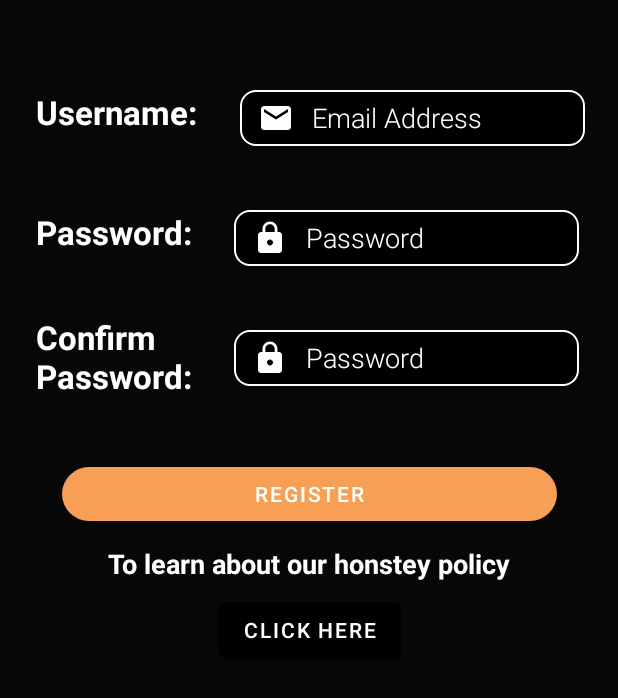
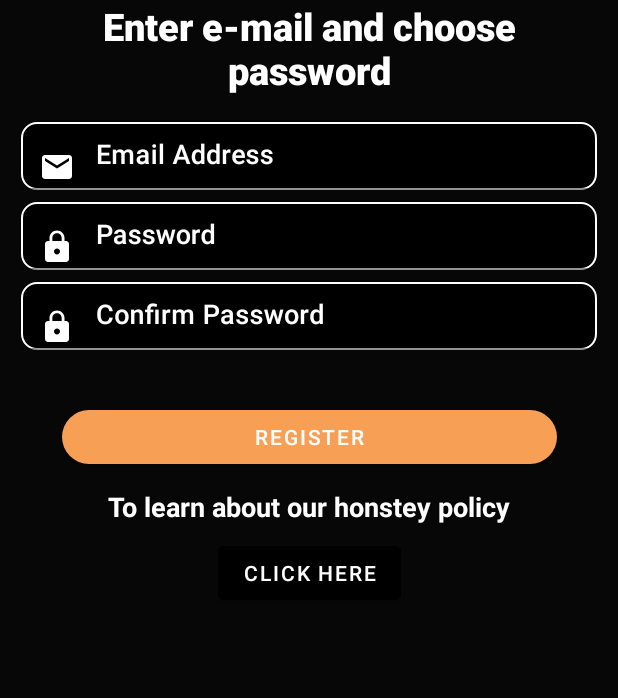
Before and after one commit to Shimoco7/Poll-It, an Android app: the FragmentRegister screen opened through its navigation route, on a phone screen of 412 x 824 dp, the part 369-1067 px from its top. Run offline under Robolectric (Android 15) with nearby library versions, the phone set to English and light mode, and no system bars; our stand-ins replace Firebase (no records; nobody signed in at launch, a user with empty details on screens opened directly), navigation-ui; libraries missing offline, so code that uses them is left out: org.apache.commons.

Commit message:
signIn design

```diff
--- a/app/src/main/res/layout/fragment_register.xml
+++ b/app/src/main/res/layout/fragment_register.xml
@@ -7,67 +7,20 @@
     android:background="#070707"
     android:visibility="visible">
 
-    <EditText
-        android:id="@+id/register_input_password"
-        android:layout_width="230dp"
-        android:layout_height="37dp"
-        android:layout_marginTop="140dp"
-        android:layout_marginEnd="10dp"
-        android:background="@drawable/custom_input"
-        android:drawableStart="@drawable/ic_password"
-        android:drawablePadding="12dp"
-        android:ems="10"
-        android:fontFamily="sans-serif-light"
-        android:inputType="textPassword"
-        android:paddingStart="12dp"
-        android:paddingEnd="12dp"
-        android:hint="@string/password"
-        android:textColorHint="@color/white"
-        android:textColor="@color/white"
+
+
+    <TextView
+        android:id="@+id/register_title_text"
+        android:layout_width="319dp"
+        android:layout_height="62dp"
+        android:fontFamily="sans-serif-black"
+        android:text="Enter e-mail and choose password"
+        android:textAlignment="center"
+        android:textColor="#FFFFFF"
+        android:textSize="25dp"
+        android:textStyle="bold"
         app:layout_constraintEnd_toEndOf="parent"
-        app:layout_constraintStart_toEndOf="@+id/register_password_tv"
-        app:layout_constraintTop_toBottomOf="@+id/register_logo" />
-
-    <EditText
-        android:id="@+id/register_input_confirmpassword"
-        android:layout_width="230dp"
-        android:layout_height="37dp"
-        android:layout_marginTop="220dp"
-        android:layout_marginEnd="10dp"
-        android:background="@drawable/custom_input"
-        android:drawableStart="@drawable/ic_password"
-        android:drawablePadding="12dp"
-        android:ems="10"
-        android:fontFamily="sans-serif-light"
-        android:inputType="textPassword"
-        android:paddingStart="12dp"
-        android:paddingEnd="12dp"
-        android:hint="@string/password"
-        android:textColorHint="@color/white"
-        android:textColor="@color/white"
-        app:layout_constraintEnd_toEndOf="parent"
-        app:layout_constraintStart_toEndOf="@+id/register_password_tv"
-        app:layout_constraintTop_toBottomOf="@+id/register_logo" />
-
-    <EditText
-        android:id="@+id/register_input_email"
-        android:layout_width="230dp"
-        android:layout_height="37dp"
-        android:layout_marginTop="60dp"
-        android:layout_marginEnd="10dp"
-        android:background="@drawable/custom_input"
-        android:drawableStart="@drawable/ic_account"
-        android:drawablePadding="12dp"
-        android:ems="10"
-        android:fontFamily="sans-serif-light"
-        android:inputType="textEmailAddress"
-        android:paddingStart="12dp"
-        android:paddingEnd="12dp"
-        android:hint="@string/email"
-        android:textColorHint="@color/white"
-        android:textColor="@color/white"
-        app:layout_constraintEnd_toEndOf="parent"
-        app:layout_constraintStart_toEndOf="@+id/register_email_tv"
+        app:layout_constraintStart_toStartOf="parent"
         app:layout_constraintTop_toBottomOf="@+id/register_logo" />
 
     <ImageView
@@ -80,21 +33,7 @@
         app:layout_constraintTop_toTopOf="parent"
         app:srcCompat="@drawable/logo__nobg_2" />
 
-    <TextView
-        android:id="@+id/register_email_tv"
-        android:layout_width="124dp"
-        android:layout_height="0dp"
-        android:layout_marginStart="24dp"
-        android:layout_marginTop="60dp"
-        android:fontFamily="sans-serif"
-        android:gravity="center_vertical"
-        android:text="@string/username"
-        android:textColor="@color/white"
-        android:textIsSelectable="false"
-        android:textSize="22sp"
-        android:textStyle="bold"
-        app:layout_constraintStart_toStartOf="parent"
-        app:layout_constraintTop_toBottomOf="@+id/register_logo" />
+
 
     <TextView
         android:id="@+id/register_about_text"
@@ -112,44 +51,106 @@
         app:layout_constraintStart_toStartOf="parent"
         app:layout_constraintTop_toBottomOf="@+id/register_btn" />
 
-    <TextView
-        android:id="@+id/register_confirm_tv"
-        android:layout_width="115dp"
-        android:layout_height="0dp"
-        android:layout_marginStart="24dp"
-        android:layout_marginTop="210dp"
-        android:gravity="center_vertical"
-        android:text="@string/confirm_password"
-        android:textColor="@color/white"
-        android:textSize="22sp"
-        android:textStyle="bold"
+    <androidx.appcompat.widget.LinearLayoutCompat
+        android:id="@+id/linearLayoutCompat2"
+        android:layout_width="0dp"
+        android:layout_height="wrap_content"
+        android:layout_marginStart="10dp"
+        android:layout_marginTop="15dp"
+        android:layout_marginEnd="10dp"
+        android:orientation="vertical"
+        app:layout_constraintEnd_toEndOf="parent"
         app:layout_constraintStart_toStartOf="parent"
-        app:layout_constraintTop_toBottomOf="@+id/register_logo" />
+        app:layout_constraintTop_toBottomOf="@+id/register_title_text">
 
-    <TextView
-        android:id="@+id/register_password_tv"
-        android:layout_width="116dp"
-        android:layout_height="0dp"
-        android:layout_marginStart="24dp"
-        android:layout_marginTop="140dp"
-        android:gravity="center_vertical"
-        android:text="@string/password_colon"
-        android:textColor="@color/white"
-        android:textSize="22sp"
-        android:textStyle="bold"
-        app:layout_constraintStart_toStartOf="parent"
-        app:layout_constraintTop_toBottomOf="@+id/register_logo" />
+        <com.google.android.material.textfield.TextInputLayout
+            android:layout_width="match_parent"
+            android:layout_height="wrap_content"
+            android:layout_margin="4dp"
+            android:fontFamily="sans-serif-light"
+            android:hint="@string/email"
+            android:textColorHint="@color/white">
+
+            <com.google.android.material.textfield.TextInputEditText
+                android:id="@+id/register_input_email"
+                android:layout_width="match_parent"
+                android:layout_height="45dp"
+                android:background="@drawable/custom_input"
+                android:drawableStart="@drawable/ic_account"
+                android:drawablePadding="14dp"
+                android:fontFamily="sans-serif-light"
+                android:inputType="text"
+                android:maxLines="1"
+                android:paddingStart="12dp"
+                android:paddingEnd="12dp"
+                android:textSize="18dp"
+                android:textColor="@color/white"
+                android:textStyle="bold" />
+        </com.google.android.material.textfield.TextInputLayout>
+
+        <com.google.android.material.textfield.TextInputLayout
+            android:layout_width="match_parent"
+            android:layout_height="wrap_content"
+            android:layout_margin="4dp"
+            android:fontFamily="sans-serif-light"
+            android:hint="@string/password"
+            android:textColorHint="@color/white">
+
+            <com.google.android.material.textfield.TextInputEditText
+                android:id="@+id/register_input_password"
+                android:layout_width="match_parent"
+                android:layout_height="45dp"
+                android:background="@drawable/custom_input"
+                android:drawableStart="@drawable/ic_password"
+                android:drawablePadding="14dp"
+                android:fontFamily="sans-serif-light"
+                android:inputType="text"
+                android:maxLines="1"
+                android:paddingStart="12dp"
+                android:paddingEnd="12dp"
+                android:textAppearance="@style/TextAppearance.AppCompat.Large"
+                android:textColor="@color/white"
+                android:textSize="18dp"
+                android:textStyle="bold" />
+        </com.google.android.material.textfield.TextInputLayout>
+
+        <com.google.android.material.textfield.TextInputLayout
+            android:layout_width="match_parent"
+            android:layout_height="wrap_content"
+            android:layout_margin="4dp"
+            android:fontFamily="sans-serif-light"
+            android:hint="@string/confirm_password"
+            android:textColorHint="@color/white">
+
+            <com.google.android.material.textfield.TextInputEditText
+                android:id="@+id/register_input_confirmpassword"
+                android:layout_width="match_parent"
+                android:layout_height="45dp"
+                android:background="@drawable/custom_input"
+                android:drawableStart="@drawable/ic_password"
+                android:drawablePadding="14dp"
+                android:fontFamily="sans-serif-light"
+                android:inputType="text"
+                android:maxLines="1"
+                android:paddingStart="12dp"
+                android:paddingEnd="12dp"
+                android:textSize="18dp"
+                android:textColor="@color/white"
+                android:textStyle="bold" />
+        </com.google.android.material.textfield.TextInputLayout>
+
+    </androidx.appcompat.widget.LinearLayoutCompat>
 
     <Button
         android:id="@+id/register_btn"
         android:layout_width="330dp"
         android:layout_height="0dp"
-        android:layout_marginTop="40dp"
+        android:layout_marginTop="30dp"
         android:text="@string/register"
         app:cornerRadius="37sp"
         app:layout_constraintEnd_toEndOf="parent"
         app:layout_constraintStart_toStartOf="parent"
-        app:layout_constraintTop_toBottomOf="@+id/register_confirm_tv" />
+        app:layout_constraintTop_toBottomOf="@+id/linearLayoutCompat2" />
 
     <Button
         android:id="@+id/poll_option1_btn"
--- a/app/src/main/res/layout/fragment_signin.xml
+++ b/app/src/main/res/layout/fragment_signin.xml
@@ -61,7 +61,7 @@
                 <com.google.android.material.textfield.TextInputEditText
                     android:id="@+id/login_input_email"
                     android:layout_width="match_parent"
-                    android:layout_height="wrap_content"
+                    android:layout_height="50dp"
                     android:background="@drawable/custom_input"
                     android:drawableStart="@drawable/ic_account"
                     android:drawablePadding="14dp"
@@ -70,7 +70,7 @@
                     android:maxLines="1"
                     android:paddingStart="12dp"
                     android:paddingEnd="12dp"
-                    android:textAppearance="@style/TextAppearance.AppCompat.Large"
+                    android:textSize="20dp"
                     android:textColor="@color/white"
                     android:textStyle="bold" />
             </com.google.android.material.textfield.TextInputLayout>
@@ -86,7 +86,7 @@
                 <com.google.android.material.textfield.TextInputEditText
                     android:id="@+id/login_input_password"
                     android:layout_width="match_parent"
-                    android:layout_height="wrap_content"
+                    android:layout_height="50dp"
                     android:background="@drawable/custom_input"
                     android:drawableStart="@drawable/ic_password"
                     android:drawablePadding="14dp"
@@ -95,7 +95,7 @@
                     android:maxLines="1"
                     android:paddingStart="12dp"
                     android:paddingEnd="12dp"
-                    android:textAppearance="@style/TextAppearance.AppCompat.Large"
+                    android:textSize="20dp"
                     android:textColor="@color/white"
                     android:textStyle="bold" />
             </com.google.android.material.textfield.TextInputLayout>
@@ -133,51 +133,7 @@
             app:layout_constraintStart_toStartOf="parent"
             app:layout_constraintTop_toBottomOf="@+id/login_sign_in_btn" />
 
-        <!--        <EditText-->
-        <!--            android:id="@+id/login_input_email"-->
-        <!--            android:layout_width="0dp"-->
-        <!--            android:layout_height="35dp"-->
-        <!--            android:layout_marginStart="60dp"-->
-        <!--            android:layout_marginTop="160dp"-->
-        <!--            android:layout_marginEnd="60dp"-->
-        <!--            android:background="@drawable/custom_input"-->
-        <!--            android:drawableStart="@drawable/ic_account"-->
-        <!--            android:drawablePadding="12dp"-->
-        <!--            android:ems="10"-->
-        <!--            android:fontFamily="sans-serif-light"-->
-        <!--            android:hint="@string/email"-->
-        <!--            android:textColorHint="@color/white"-->
-        <!--            android:inputType="textEmailAddress"-->
-        <!--            android:paddingStart="12dp"-->
-        <!--            android:paddingEnd="12dp"-->
-        <!--            android:textColor="@color/white"-->
-        <!--            app:layout_constraintEnd_toEndOf="parent"-->
-        <!--            app:layout_constraintHorizontal_bias="0.765"-->
-        <!--            app:layout_constraintStart_toStartOf="parent"-->
-        <!--            app:layout_constraintTop_toBottomOf="@+id/sign_logo" />-->
 
-        <!--        <EditText-->
-        <!--            android:id="@+id/login_input_password"-->
-        <!--            android:layout_width="0dp"-->
-        <!--            android:layout_height="35dp"-->
-        <!--            android:layout_marginStart="60dp"-->
-        <!--            android:layout_marginTop="40dp"-->
-        <!--            android:layout_marginEnd="60dp"-->
-        <!--            android:background="@drawable/custom_input"-->
-        <!--            android:drawableStart="@drawable/ic_password"-->
-        <!--            android:drawablePadding="12dp"-->
-        <!--            android:ems="10"-->
-        <!--            android:fontFamily="sans-serif-light"-->
-        <!--            android:hint="@string/password"-->
-        <!--            android:textColorHint="@color/white"-->
-        <!--            android:inputType="textPassword"-->
-        <!--            android:paddingStart="12dp"-->
-        <!--            android:paddingEnd="12dp"-->
-        <!--            android:textColor="@color/white"-->
-        <!--            app:layout_constraintEnd_toEndOf="parent"-->
-        <!--            app:layout_constraintHorizontal_bias="0.765"-->
-        <!--            app:layout_constraintStart_toStartOf="parent"-->
-        <!--            app:layout_constraintTop_toBottomOf="@+id/login_input_email" />-->
     </androidx.constraintlayout.widget.ConstraintLayout>
 
 
--- a/app/src/main/res/values/strings.xml
+++ b/app/src/main/res/values/strings.xml
@@ -11,7 +11,7 @@
     <string name="email">Email Address</string>
     <string name="username">Username:</string>
     <string name="to_learn_about_our_honstey_policy">To learn about our honstey policy</string>
-    <string name="confirm_password">Confirm Password:</string>
+    <string name="confirm_password">Confirm Password</string>
     <string name="password_colon">Password:</string>
     <string name="register">Register</string>
     <string name="click_here">CLICK HERE</string>
```
